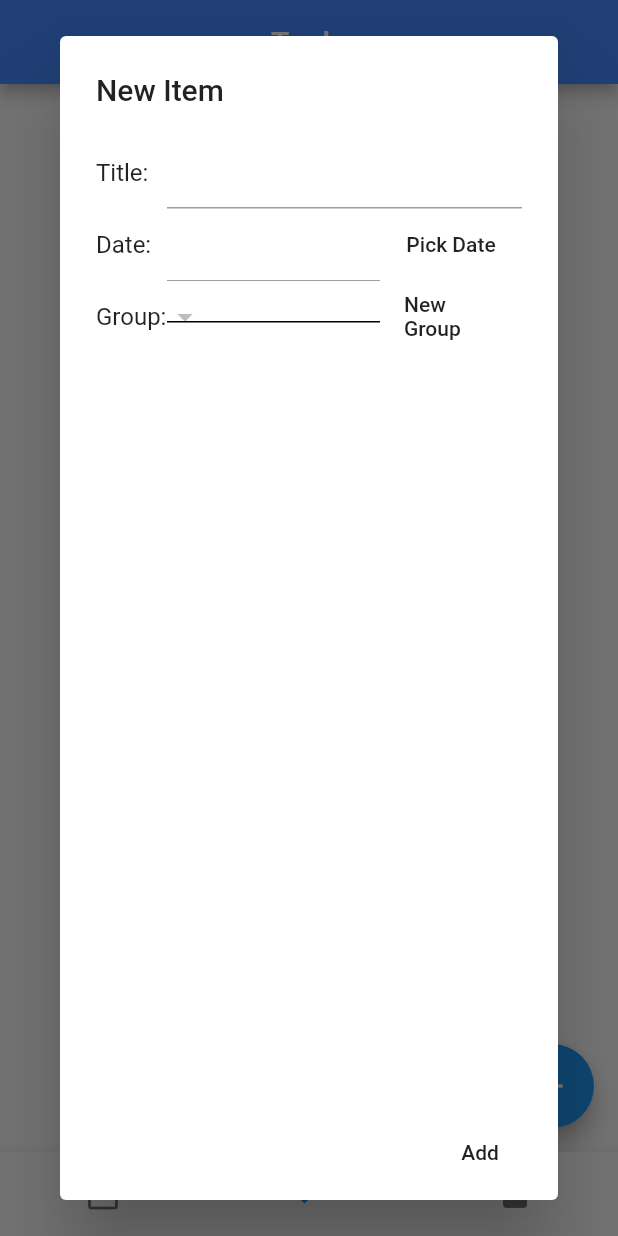
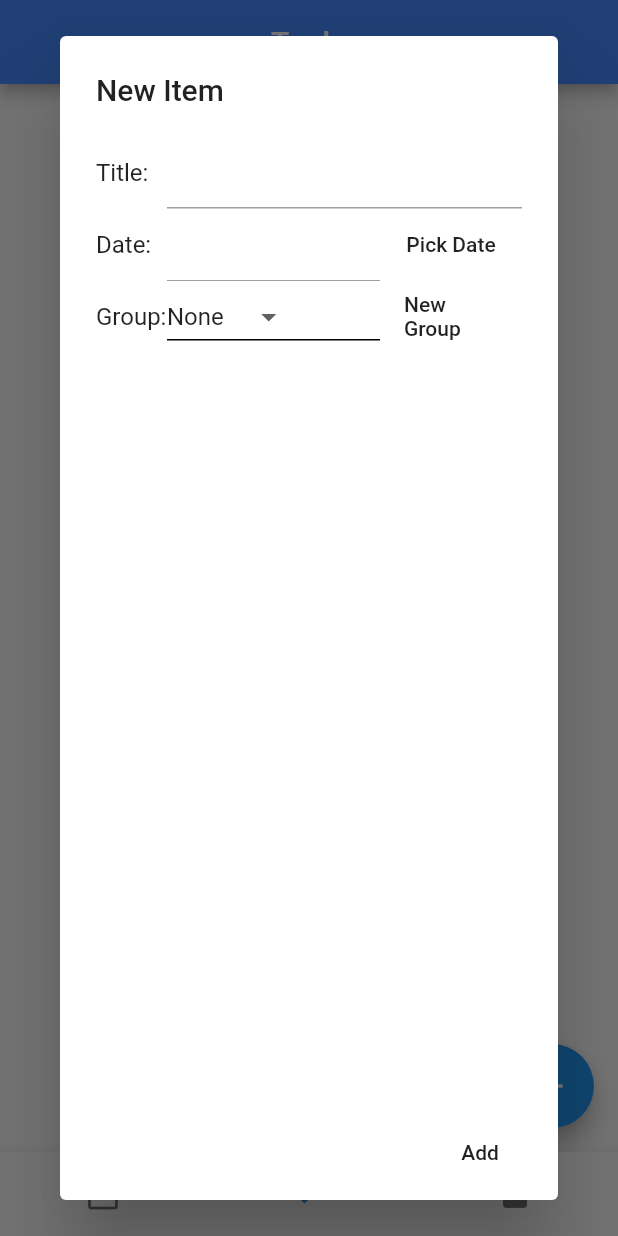
Before and after one commit to dnorment/cs4990, a Flutter app: the CalendaHome screen opened directly, item 2 of the bottom bar chosen, after a tap on the "add" icon, on a phone screen of 412 x 824 dp. Run offline on Flutter 3.47's test engine with Material 2 defaults, Android fonts, the phone set to English and light mode, and no system bars; our stand-ins replace firebase_auth, firebase_database, table_calendar; accounts and stored records are empty; generated files the repository leaves out were written again.

Commit message:
Remove Groups, add calendar page & JSON serialization

```diff
--- a/calenda/lib/components/group.dart
+++ /dev/null
@@ -1,10 +0,0 @@
-import 'package:flutter/material.dart';
-
-class Group {
-  Group({
-    @required this.name,
-  });
-
-  static final Group NONE = Group(name: "None");
-  final String name;
-}
--- a/calenda/lib/components/item.dart
+++ b/calenda/lib/components/item.dart
@@ -1,9 +1,15 @@
-import 'group.dart';
+import 'package:json_annotation/json_annotation.dart';
 
+part 'item.g.dart';
+
+@JsonSerializable()
 class Item {
   Item({this.title, this.group, this.dueDate});
 
   String title;
-  Group group;
+  String group;
   DateTime dueDate;
+
+  factory Item.fromJson(Map<String, dynamic> json) => _$ItemFromJson(json);
+  Map<String, dynamic> toJson() => _$ItemToJson(this);
 }
--- a/calenda/lib/components/itemform.dart
+++ b/calenda/lib/components/itemform.dart
@@ -1,4 +1,3 @@
-import 'package:calenda/components/group.dart';
 import 'package:calenda/components/item.dart';
 import 'package:flutter/material.dart';
 
@@ -13,7 +12,7 @@ class _ItemFormState extends State<ItemForm> {
   TextEditingController _titleEditingController = TextEditingController();
   TextEditingController _dateTextEditingController = TextEditingController();
   DateTime _selectedDate;
-  Group _selectedGroup = Group.NONE;
+  String _selectedGroup = "None";
 
   @override
   Widget build(BuildContext context) {
@@ -84,24 +83,24 @@ class _ItemFormState extends State<ItemForm> {
                   ),
                   Expanded(
                     flex: 3,
-                    child: DropdownButton<Group>(
+                    child: DropdownButton<String>(
                       value: _selectedGroup,
                       icon: Icon(Icons.arrow_drop_down),
                       underline: Container(
                         height: 1,
                         color: Colors.black,
                       ),
-                      onChanged: (Group newGroup) {
+                      onChanged: (newGroup) {
                         setState(() {
                           _selectedGroup = newGroup;
                         });
                       },
                       items: Calenda.of(context)
                           .groups
-                          .map<DropdownMenuItem<Group>>((Group group) {
-                        return DropdownMenuItem<Group>(
+                          .map<DropdownMenuItem<String>>((group) {
+                        return DropdownMenuItem<String>(
                           value: group,
-                          child: Text(group.name),
+                          child: Text(group),
                         );
                       }).toList(),
                     ),
@@ -111,7 +110,7 @@ class _ItemFormState extends State<ItemForm> {
                     child: FlatButton(
                       child: Text("New Group"), //TODO
                       onPressed: () {
-                        Calenda.of(context).syncUpload();
+
                       },
                     ),
                   ),
--- a/calenda/lib/components/itemtile.dart
+++ b/calenda/lib/components/itemtile.dart
@@ -1,7 +1,5 @@
 import 'package:calenda/components/item.dart';
 import 'package:flutter/material.dart';
-
-import 'group.dart';
 
 class ItemTile extends ListTile {
   ItemTile({
@@ -21,7 +19,7 @@ class ItemTile extends ListTile {
         onPressed: onTileButtonPressed,
       ),
       title: Text(item.title),
-      subtitle: item.group == Group.NONE ? null : Text(item.group.name),
+      subtitle: item.group == "None" ? null : Text(item.group),
       trailing: item.dueDate != null ?
       Text("${item.dueDate.month}/${item.dueDate.day}",
         textAlign: TextAlign.right,
--- a/calenda/lib/screens/calendar.dart
+++ b/calenda/lib/screens/calendar.dart
@@ -1,4 +1,7 @@
+import 'package:calenda/components/calenda.dart';
+import 'package:calenda/components/item.dart';
 import 'package:flutter/material.dart';
+import 'package:table_calendar/table_calendar.dart';
 
 class CalendarScreen extends StatefulWidget {
   @override
@@ -6,10 +9,65 @@ class CalendarScreen extends StatefulWidget {
 }
 
 class _CalendarScreenState extends State<CalendarScreen> {
+  CalendarController _calendarController;
+  Map<DateTime, List<Item>> _events = Map();
+  DateTime _selectedDay = DateTime.now();
+  List _selectedEvents = [];
+
+  @override
+  void initState() {
+    super.initState();
+    _calendarController = CalendarController();
+  }
+
   @override
   Widget build(BuildContext context) {
-    return Container(
-      child: Text("Calendar Screen"),
+    List<Item> items = Calenda.of(context).items;
+    items.forEach((Item item) {
+      if (item.dueDate != null) {
+        if (_events.containsKey(item.dueDate)) {
+          if (!_events[item.dueDate].contains(item)) _events[item.dueDate].add(item);
+        } else {
+          _events[item.dueDate] = [item];
+        }
+      }
+    });
+
+    return Scaffold(
+      body: Column(
+        crossAxisAlignment: CrossAxisAlignment.start,
+        children: <Widget>[
+          TableCalendar(
+            calendarController: _calendarController,
+            events: _events,
+            onDaySelected: (day, evs) {
+              setState(() {
+                _selectedDay = day;
+                _selectedEvents = evs;
+              });
+            },
+          ),
+
+          ListView.separated(
+            shrinkWrap: true,
+            padding: EdgeInsets.all(4),
+            itemCount: _selectedEvents.length,
+            itemBuilder: (BuildContext context, int index) {
+              Item item = _selectedEvents[index];
+              return ListTile(
+                title: Text(item.title),
+                subtitle: item.group == "None" ? null : Text(item.group),
+              );
+            },
+            separatorBuilder: (BuildContext context, int index) => const Divider(
+              height: 8,
+              color: Colors.blueGrey,
+            ),
+          ),
+
+
+        ],
+      ),
     );
   }
 }
--- a/calenda/pubspec.yaml
+++ b/calenda/pubspec.yaml
@@ -15,12 +15,15 @@ dependencies:
   firebase_database: ^3.1.3
   cloud_firestore: ^0.12.9+5
   shared_preferences: ^0.5.6+3
-
+  json_annotation: ^3.0.1
   cupertino_icons: ^0.1.2
+  table_calendar: ^2.2.3
 
 dev_dependencies:
   flutter_test:
     sdk: flutter
+  build_runner: ^1.8.1
+  json_serializable: ^3.3.0
 
 flutter:
   uses-material-design: true
```
Also changed, not shown: calenda/lib/components/calenda.dart (+7 -25 lines), 1 other file.
